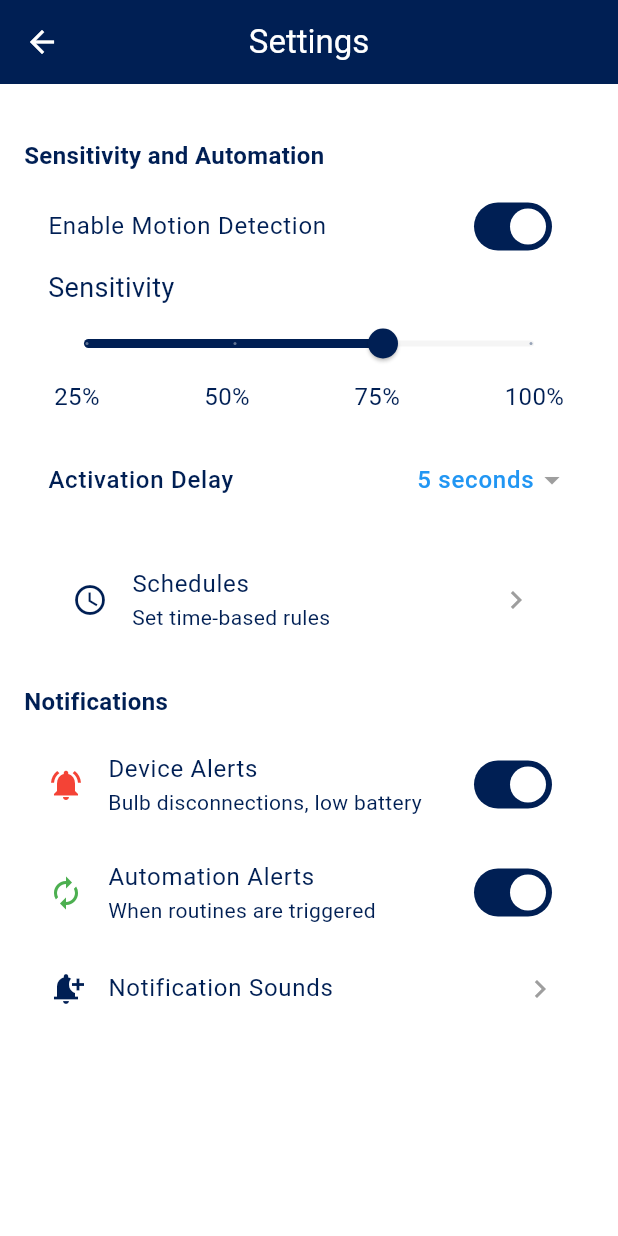
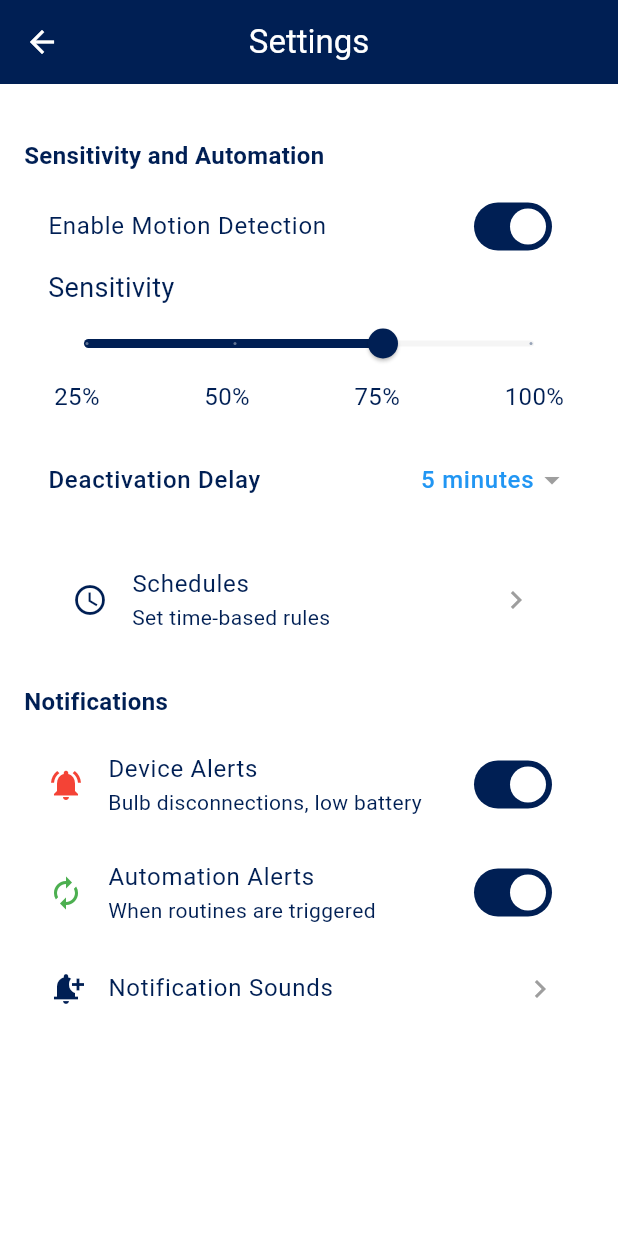
Before and after one commit to TheoAssan/sgt, a Flutter app: the screen it shows after launch, in the side drawer, after a tap on "Settings", on a phone screen of 412 x 824 dp. Run offline on Flutter 3.47's test engine with Material 3 defaults, Android fonts, the phone set to English and light mode, and no system bars; our stand-ins replace animated_splash_screen, icons_plus, lottie.

Commit message:
Deactivation delay

```diff
--- a/lib/settings.dart
+++ b/lib/settings.dart
@@ -15,7 +15,7 @@ class _SettingsPageState extends State<SettingsPage> {
 
   // State variables for sliders and dropdown
   double _sensitivity = 75.0;
-  String _activationDelay = '5';
+  String _deactivationDelay = '5';
   bool _showDelayOptions = false;
 
   @override
@@ -46,7 +46,7 @@ class _SettingsPageState extends State<SettingsPage> {
               children: [
                 _buildSensitivitySlider(),
                 SizedBox(height: 16),
-                _buildActivationDelaySelector(),
+                _buildDeactivationDelaySelector(),
                 SizedBox(height: 16),
                 _buildListTile(
                   icon: Icons.schedule,
@@ -125,20 +125,20 @@ class _SettingsPageState extends State<SettingsPage> {
     );
   }
 
-  Widget _buildActivationDelaySelector() {
+  Widget _buildDeactivationDelaySelector() {
     return Column(
       children: [
         ListTile(
           contentPadding: EdgeInsets.zero,
           title: Text(
-            'Activation Delay',
+            'Deactivation Delay',
             style: TextStyle(fontSize: 16, fontWeight: FontWeight.w500),
           ),
           trailing: Row(
             mainAxisSize: MainAxisSize.min,
             children: [
               Text(
-                '$_activationDelay seconds',
+                '$_deactivationDelay minutes',
                 style: TextStyle(
                   color: Colors.blue,
                   fontSize: 16,
@@ -158,13 +158,13 @@ class _SettingsPageState extends State<SettingsPage> {
           },
         ),
         if (_showDelayOptions) ...[
-          ...['3', '5', '8'].map((delay) => ListTile(
+          ...['3', '5', '10'].map((delay) => ListTile(
             contentPadding: EdgeInsets.only(left: 16, right: 16),
-            title: Text('$delay seconds'),
-            tileColor: _activationDelay == delay ? Colors.blue.withOpacity(0.1) : null,
+            title: Text('$delay minutes'),
+            tileColor: _deactivationDelay == delay ? Colors.blue.withOpacity(0.1) : null,
             onTap: () {
               setState(() {
-                _activationDelay = delay;
+                _deactivationDelay = delay;
                 _showDelayOptions = false;
               });
             },
```
